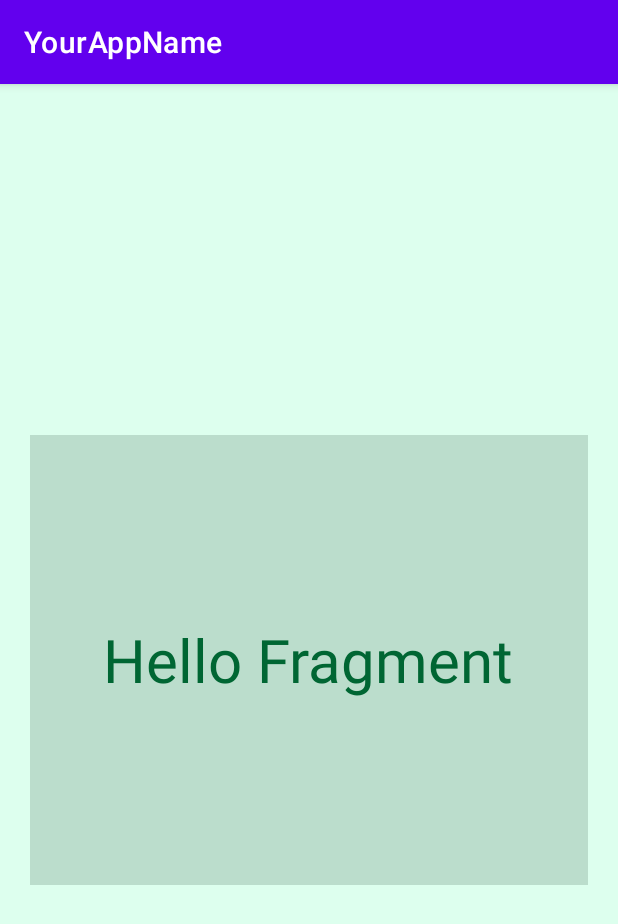
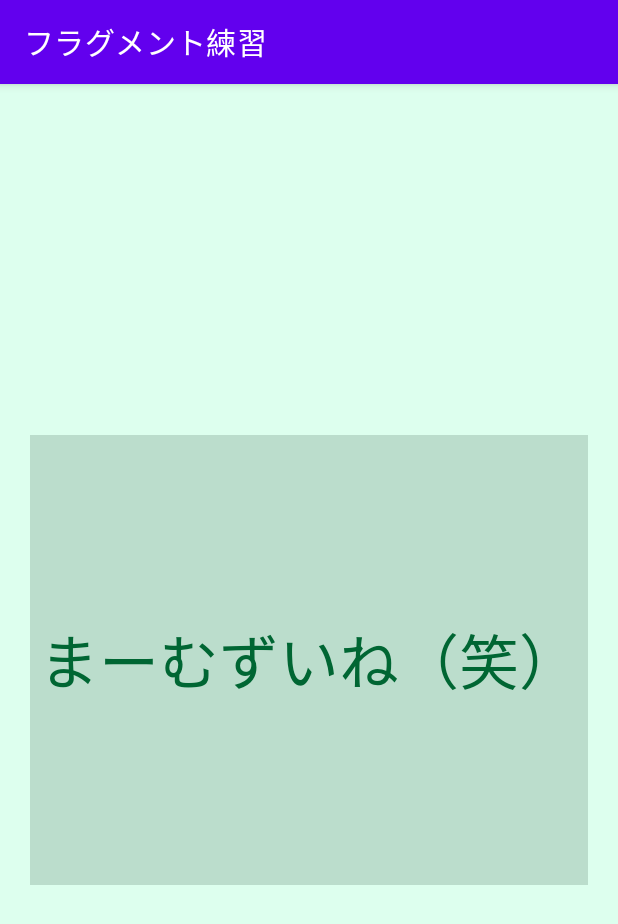
Before and after one commit to takazu-fo/android_practice, an Android app: the screen it shows after launch (MainActivity), on a phone screen of 412 x 824 dp. Shown: the top 924 px of the screen. Run offline under Robolectric (Android 15) with nearby library versions, the phone set to English and light mode, and no system bars.

Commit message:
フラグメントの練習
コマンドでコメント売ってみたけどどんな感じ？

```diff
--- a/app/src/main/java/com/example/practice211222/MainActivity.java
+++ b/app/src/main/java/com/example/practice211222/MainActivity.java
@@ -1,6 +1,8 @@
 package com.example.practice211222;
 
 import androidx.appcompat.app.AppCompatActivity;
+import androidx.fragment.app.FragmentManager;
+import androidx.fragment.app.FragmentTransaction;
 import android.os.Bundle;
 
 public class MainActivity extends AppCompatActivity {
@@ -9,5 +11,19 @@
     protected void onCreate(Bundle savedInstanceState) {
         super.onCreate(savedInstanceState);
         setContentView(R.layout.activity_main);
+
+        if(savedInstanceState == null){
+            // FragmentManagerのインスタンス生成
+            FragmentManager fragmentManager = getSupportFragmentManager();
+
+            // FragmentTransactionのインスタンスを取得
+            FragmentTransaction fragmentTransaction = fragmentManager.beginTransaction();
+
+            // インスタンスに対して張り付け方を指定する
+            fragmentTransaction.replace(R.id.container, new SampleFragment());
+
+            // 張り付けを実行
+            fragmentTransaction.commit();
+        }
     }
 }
--- a/app/src/main/res/layout/activity_main.xml
+++ b/app/src/main/res/layout/activity_main.xml
@@ -1,19 +1,21 @@
 <?xml version="1.0" encoding="utf-8"?>
-<LinearLayout
+<androidx.constraintlayout.widget.ConstraintLayout
     xmlns:android="http://schemas.android.com/apk/res/android"
+    xmlns:app="http://schemas.android.com/apk/res-auto"
     xmlns:tools="http://schemas.android.com/tools"
     android:layout_width="match_parent"
     android:layout_height="match_parent"
-    android:orientation="vertical"
-    android:gravity="center"
     android:padding="20dp"
     android:background="#dfe"
     tools:context=".MainActivity">
 
-    <fragment
-        android:id="@+id/fragment"
-        android:name="com.example.practice211222.SampleFragment"
+    <FrameLayout
+        android:id="@+id/container"
         android:layout_width="match_parent"
-        android:layout_height="300dp" />
+        android:layout_height="300dp"
+        app:layout_constraintBottom_toBottomOf="parent"
+        app:layout_constraintLeft_toLeftOf="parent"
+        app:layout_constraintRight_toRightOf="parent"
+        app:layout_constraintTop_toTopOf="parent" />
 
-</LinearLayout>
+</androidx.constraintlayout.widget.ConstraintLayout>
--- a/app/src/main/res/values/strings.xml
+++ b/app/src/main/res/values/strings.xml
@@ -1,4 +1,4 @@
 <resources>
-    <string name="app_name">YourAppName</string>
-    <string name="hello_fragment">Hello Fragment</string>
+    <string name="app_name">フラグメント練習</string>
+    <string name="hello_fragment">まーむずいね（笑）</string>
 </resources>
```
